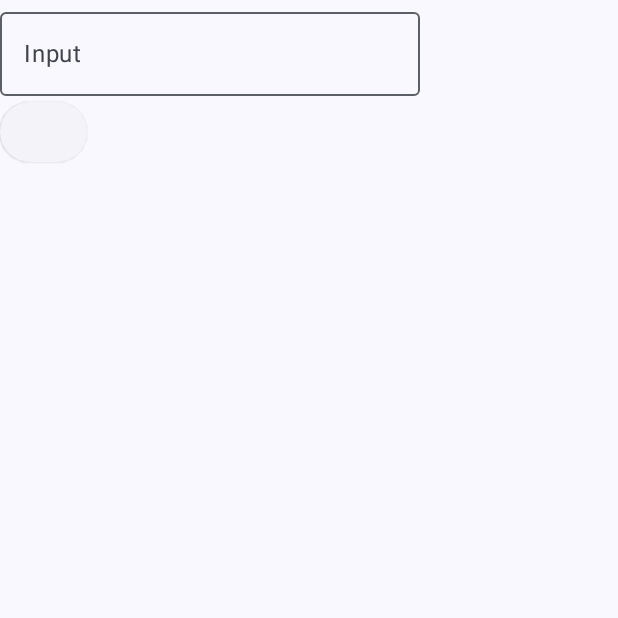
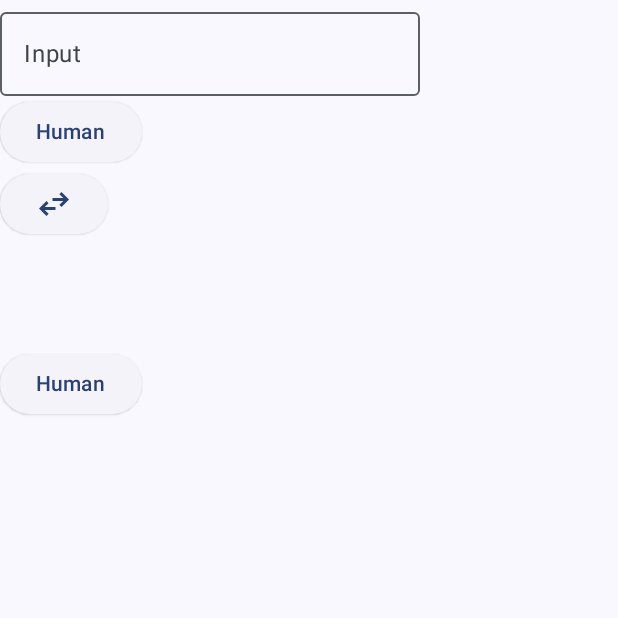
Before and after one commit to ppagdev/weight-converter, an Android app built with Jetpack Compose: the screen it shows after launch (MainActivity), on a phone screen of 412 x 824 dp, the top half of it. Run offline under Robolectric (Android 15) with nearby library versions, the light colour scheme and no system bars.

Commit message:
added basic conversion logic

```diff
--- a/app/src/main/java/dev/ppag/weightconverter/MainActivity.kt
+++ b/app/src/main/java/dev/ppag/weightconverter/MainActivity.kt
@@ -7,6 +7,7 @@ import androidx.compose.foundation.layout.Box
 import androidx.compose.foundation.layout.Column
 import androidx.compose.foundation.layout.Row
 import androidx.compose.foundation.layout.fillMaxSize
+import androidx.compose.foundation.layout.padding
 import androidx.compose.material3.MaterialTheme
 import androidx.compose.material3.OutlinedTextField
 import androidx.compose.material3.Surface
@@ -14,9 +15,12 @@ import androidx.compose.material3.Text
 import androidx.compose.material3.DropdownMenu
 import androidx.compose.material3.DropdownMenuItem
 import androidx.compose.material3.ElevatedButton
+import androidx.compose.material3.Icon
 import androidx.compose.runtime.*
 import androidx.compose.ui.Modifier
+import androidx.compose.ui.res.painterResource
 import androidx.compose.ui.tooling.preview.Preview
+import androidx.compose.ui.unit.dp
 import dev.ppag.weightconverter.ui.theme.WeightConverterTheme
 
 class MainActivity : ComponentActivity() {
@@ -30,8 +34,24 @@ class MainActivity : ComponentActivity() {
                     color = MaterialTheme.colorScheme.background
                 ) {
                     Column {
-                        InputField()
-                        DropdownIn()
+                        // currently selected weight units
+                        var unitIn by remember { mutableStateOf(Wolverine) }
+                        var unitOut by remember { mutableStateOf(Human) }
+
+                        // output text value
+                        var outputText by remember { mutableStateOf("") }
+
+
+                        InputField({ outputText = unitIn.convertTo(unitOut).toString() })
+                        WeightTypeDropdown("in", unitIn, { unitIn = it }, { outputText = unitIn.convertTo(unitOut).toString() })
+                        ConvertButton()
+                        OutputField(outputText)
+                        WeightTypeDropdown("out", unitOut, { unitOut = it }, { outputText = unitIn.convertTo(unitOut).toString() })
+
+                        // debug, prints out when vars change
+                        LaunchedEffect(unitIn, unitOut) {
+                            println("Selected units: $unitIn, $unitOut")
+                        }
                     }
                 }
             }
@@ -40,10 +60,18 @@ class MainActivity : ComponentActivity() {
 }
 
 @Composable
-fun DropdownIn(modifier: Modifier = Modifier) {
+fun ConvertButton() {
+    ElevatedButton(onClick = {}) {
+        Icon(painter = painterResource(id = R.drawable.swap_horiz_fill0_wght400_grad0_opsz24),
+            contentDescription = "Swap Icon, for activating conversion")
+    }
+}
+
+@Composable
+fun WeightTypeDropdown(name: String, unit: WeightUnit, onUnitSelected: (WeightUnit) -> Unit, convert: () -> Unit, modifier: Modifier = Modifier) {
     // temporary list of options
-    val options = listOf("Option 1", "Option 2", "Option 3")
-    var selectedOption by remember { mutableStateOf("") }
+    val options = listOf(Human, Wolverine)
+    var selectedOption by remember { mutableStateOf(options[0]) }
     var isExpanded by remember { mutableStateOf(false) }
 
     // Dropdown menu
@@ -55,12 +83,13 @@ fun DropdownIn(modifier: Modifier = Modifier) {
         ) {
             options.forEach { option ->
                 DropdownMenuItem(
-                    text = { Text(option) },
+                    text = { Text(option.name) },
                     onClick = {
+                        // Handle user selection
                         selectedOption = option
-                        // Handle user selection
                         isExpanded = false
-                        // Perform action based on selected option
+                        onUnitSelected(option)
+                        convert()
                     }
                 )
             }
@@ -69,21 +98,30 @@ fun DropdownIn(modifier: Modifier = Modifier) {
         // Button to activate dropdown menu
         Row {
             ElevatedButton(onClick = { isExpanded = true }) {
-                Text(text = selectedOption)
+                Text(text = selectedOption.name)
             }
         }
     }
 }
 
 @Composable
-fun InputField(modifier: Modifier = Modifier) {
+fun OutputField(text: String, modifier: Modifier = Modifier) {
+    // display output
+    Row {
+        Text(text = text, modifier.padding(24.dp))
+    }
+}
+
+@Composable
+fun InputField(convert: () -> Unit, modifier: Modifier = Modifier) {
     // declare local variable for remembering user input while typing
     var text by remember { mutableStateOf("") }
 
     // display user input
     Row {
         OutlinedTextField(value = text,
-            onValueChange = { text = it },
+            onValueChange = {text = it
+                convert() },
             modifier = modifier,
             label = { Text(text = "Input") }
         )
@@ -94,6 +132,6 @@ fun InputField(modifier: Modifier = Modifier) {
 @Composable
 fun Preview() {
     WeightConverterTheme {
-        DropdownIn()
+        OutputField("Output")
     }
 }
--- /dev/null
+++ b/app/src/main/java/dev/ppag/weightconverter/WeightUnit.kt
@@ -0,0 +1,10 @@
+package dev.ppag.weightconverter
+
+val Wolverine = WeightUnit("Wolverine", 5.9)
+val Human = WeightUnit("Human", 68.0)
+
+class WeightUnit(val name: String, val weight: Double) {
+    fun convertTo(targetUnit: WeightUnit): Double {
+        return targetUnit.weight / this.weight
+    }
+}
--- /dev/null
+++ b/app/src/main/res/drawable/swap_horiz_fill0_wght400_grad0_opsz24.xml
@@ -0,0 +1,9 @@
+<vector xmlns:android="http://schemas.android.com/apk/res/android"
+    android:width="24dp"
+    android:height="24dp"
+    android:viewportWidth="960"
+    android:viewportHeight="960">
+  <path
+      android:fillColor="#FF000000"
+      android:pathData="M280,800 L80,600l200,-200 56,57 -103,103h287v80L233,640l103,103 -56,57ZM680,560 L624,503 727,400L440,400v-80h287L624,217l56,-57 200,200 -200,200Z"/>
+</vector>
```
